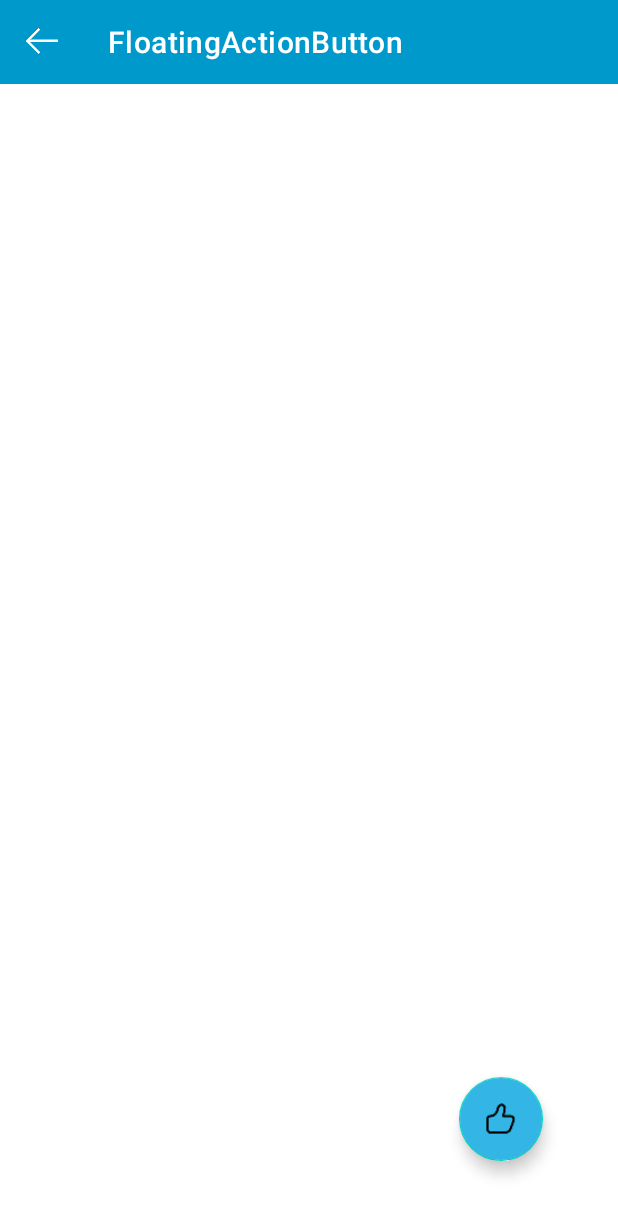
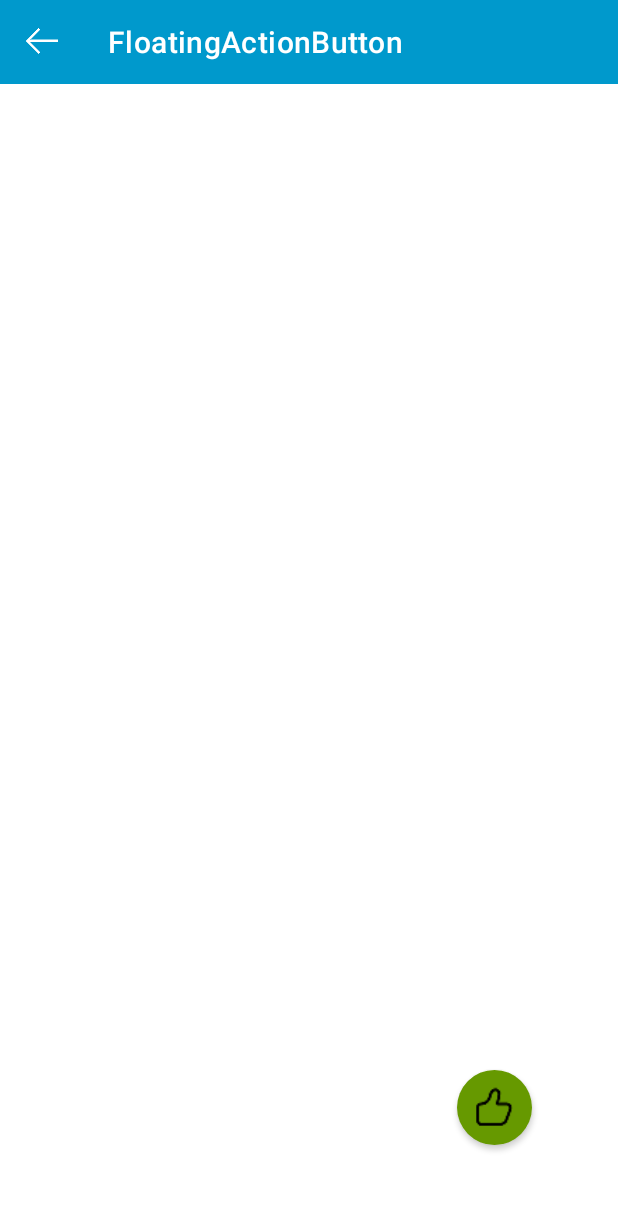
Before and after one commit to KoWunnaKo/AndroidBasic, an Android app: the FloatingActionButtonActivity screen opened directly, with no data from a screen before it, on a phone screen of 412 x 824 dp. Shown: the top 1216 px of the screen. Run offline under Robolectric (Android 15) with nearby library versions, the phone set to English and light mode, and no system bars.

Commit message:
change FloatingActionButton

```diff
--- a/app/src/main/res/layout/activity_floating_action_button.xml
+++ b/app/src/main/res/layout/activity_floating_action_button.xml
@@ -15,13 +15,21 @@
     <com.google.android.material.floatingactionbutton.FloatingActionButton
         android:layout_width="wrap_content"
         android:layout_height="wrap_content"
+        android:layout_margin="50dp"
+        android:backgroundTint="@android:color/holo_green_dark"
+        android:backgroundTintMode="screen"
+        android:clickable="true"
         android:src="@drawable/ic_like"
-        android:backgroundTint="@android:color/holo_blue_light"
-        android:layout_margin="50dp"
-        android:elevation="3dp"
+        app:borderWidth="0dp"
+        app:elevation="2dp"
+        app:fabCustomSize="50dp"
+        app:fabSize="auto"
+        app:hoveredFocusedTranslationZ="10dp"
+        app:layout_constraintBottom_toBottomOf="parent"
+        app:layout_constraintRight_toRightOf="parent"
+        app:maxImageSize="30dp"
         app:pressedTranslationZ="5dp"
-        android:clickable="true"
-        app:layout_constraintBottom_toBottomOf="parent"
-        app:layout_constraintRight_toRightOf="parent" />
+        app:rippleColor="@android:color/holo_red_light"
+        app:useCompatPadding="true" />
 
 </androidx.constraintlayout.widget.ConstraintLayout>
```
